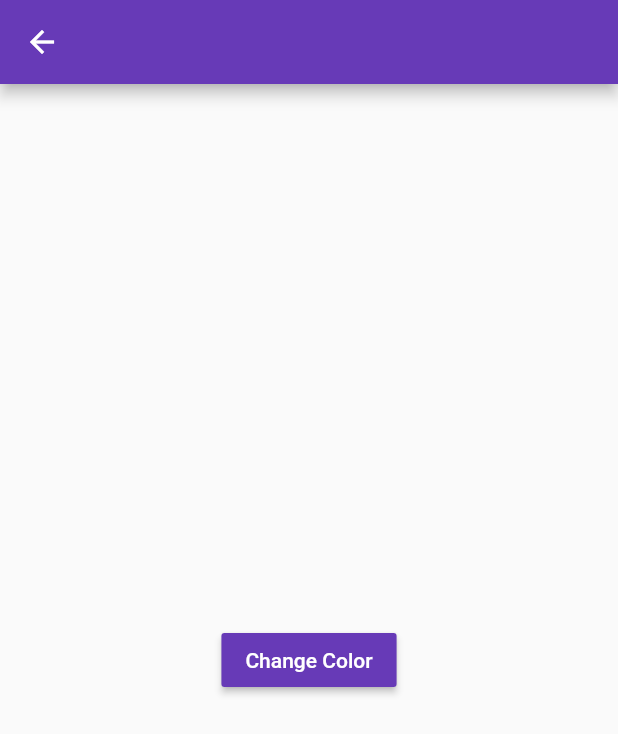
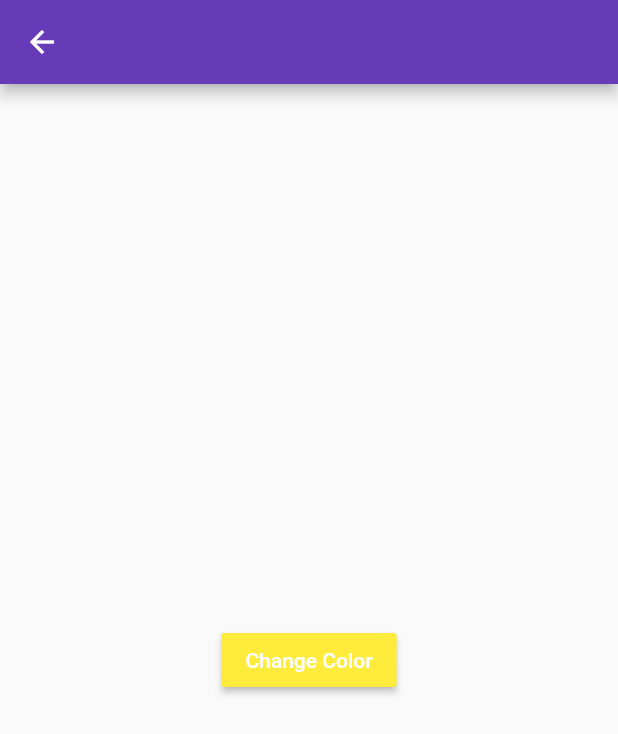
Before and after one commit to AndyGUI/Flutter-mentoring-program, a Flutter app: the AnimatedBuilderDemo screen opened by its route, on a phone screen of 412 x 824 dp. Shown: the top 734 px of the screen. Run offline on Flutter 3.47's test engine with Material 2 defaults, Android fonts, the phone set to English and light mode, and no system bars.

Commit message:
[ADD] Codebase for MODULE_14

```diff
--- a/lib/src/basics/01_animated_container.dart
+++ b/lib/src/basics/01_animated_container.dart
@@ -60,7 +60,7 @@ class _AnimatedContainerDemoState extends State<AnimatedContainerDemo> {
                     color: color,
                     borderRadius: BorderRadius.circular(borderRadius),
                   ),
-                  duration: const Duration(milliseconds: 400),
+                  duration: const Duration(milliseconds: 1000),
                 ),
               ),
             ),
--- a/lib/src/basics/05_animated_builder.dart
+++ b/lib/src/basics/05_animated_builder.dart
@@ -12,7 +12,7 @@ class AnimatedBuilderDemo extends StatefulWidget {
 
 class _AnimatedBuilderDemoState extends State<AnimatedBuilderDemo>
     with SingleTickerProviderStateMixin {
-  static const Color beginColor = Colors.deepPurple;
+  static const Color beginColor = Colors.yellow;
   static const Color endColor = Colors.deepOrange;
   Duration duration = Duration(milliseconds: 800);
   AnimationController controller;
--- a/lib/src/basics/06_custom_tween.dart
+++ b/lib/src/basics/06_custom_tween.dart
@@ -45,6 +45,7 @@ class _CustomTweenDemoState extends State<CustomTweenDemo>
         actions: [
           MaterialButton(
             child: Text(
+
               controller.status == AnimationStatus.completed
                   ? 'Delete Essay'
                   : 'Write Essay',
```
Also changed, not shown: 1 other file.
